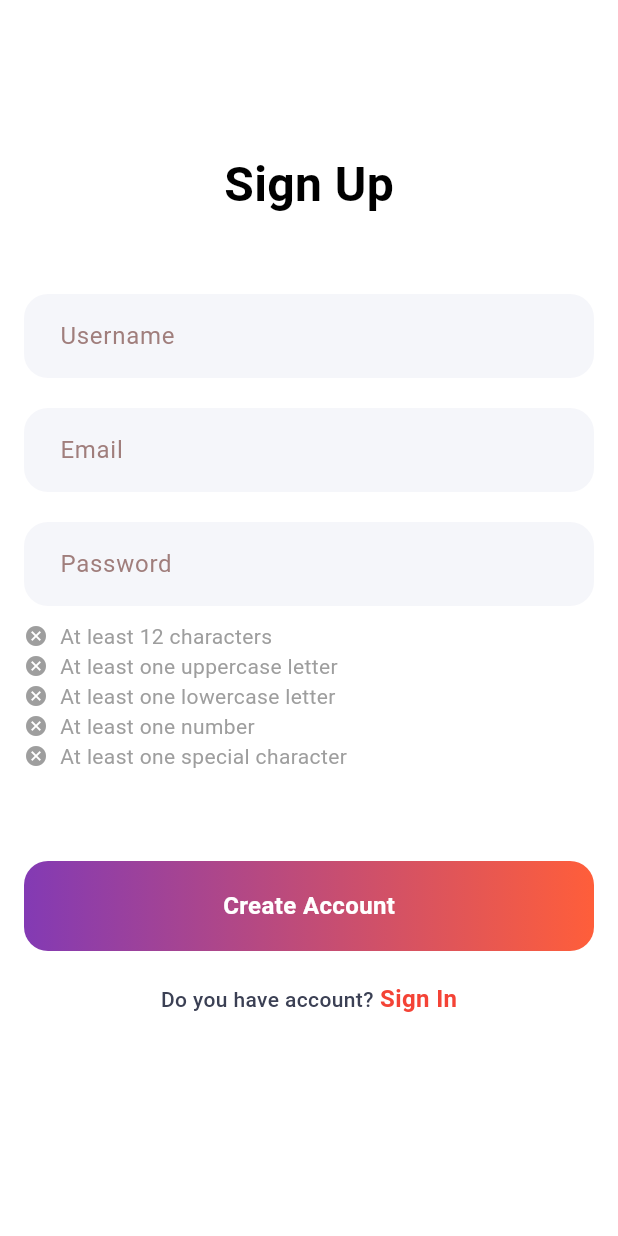
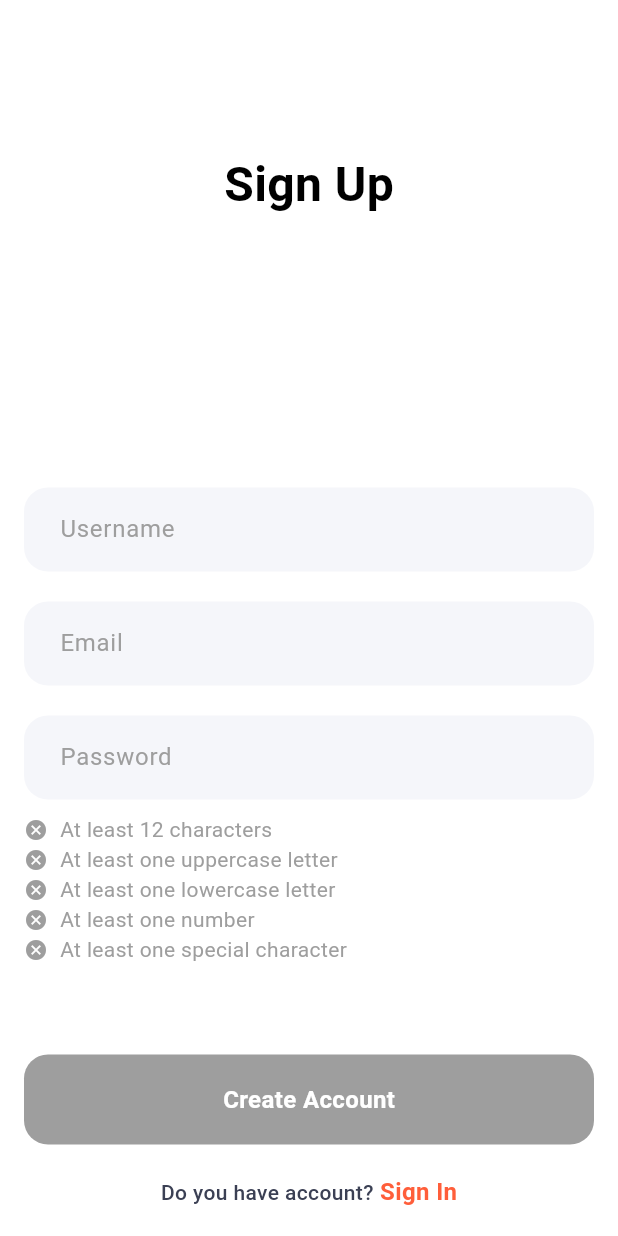
Before and after one commit to GMSDaniil/TURunner.Unimap_Frontend, a Flutter app: the screen it shows after launch, after a tap on "Create Account", on a phone screen of 412 x 824 dp. Run offline on Flutter 3.47's test engine with Material 3 defaults, Android fonts, the phone set to English and light mode, and no system bars; our stand-ins replace dartz, dio, flutter_bloc, get_it, logger, shared_preferences; network calls fail.

Commit message:
Moved gradient to app_theme. Changed logic of enabling, disabling button. On some places changed from defining constant colors to deriving them from app_theme

```diff
--- a/lib/common/widgets/button/basic_app_button.dart
+++ b/lib/common/widgets/button/basic_app_button.dart
@@ -1,4 +1,5 @@
 import 'package:auth_app/common/bloc/button/button_state_cubit.dart';
+import 'package:auth_app/core/configs/theme/app_theme.dart';
 import 'package:flutter/material.dart';
 import 'package:flutter_bloc/flutter_bloc.dart';
 
@@ -52,18 +53,8 @@ class BasicAppButton extends StatelessWidget {
         width: width ?? MediaQuery.of(context).size.width,
         height: height ?? 60,
         decoration: BoxDecoration(
-          gradient:
-              isEnabled
-                  ? const LinearGradient(
-                    colors: [Color(0xFF833AB4), Color(0xFFFF5E3A)],
-                    begin: Alignment.centerLeft,
-                    end: Alignment.centerRight,
-                  )
-                  : const LinearGradient(
-                    colors: [Color(0xFF833AB4), Color(0xFFFF5E3A)],
-                    begin: Alignment.centerLeft,
-                    end: Alignment.centerRight,
-                  ),
+          gradient: isEnabled ? Theme.of(context).primaryGradient : null,
+          color: isEnabled ? null : Colors.grey,
           borderRadius: BorderRadius.circular(16),
           boxShadow: [
             if (isEnabled)
--- a/lib/core/configs/theme/app_theme.dart
+++ b/lib/core/configs/theme/app_theme.dart
@@ -1,6 +1,11 @@
 import 'package:flutter/material.dart';
 
 class AppTheme {
+  static const LinearGradient primaryGradient = LinearGradient(
+    colors: [Color(0xFF833AB4), Color(0xFFFF5E3A)],
+    begin: Alignment.centerLeft,
+    end: Alignment.centerRight,
+  );
 
   static final appTheme = ThemeData(
     primaryColor: const Color(0xff3461FD),
@@ -13,8 +18,10 @@ class AppTheme {
     inputDecorationTheme: InputDecorationTheme(
         filled: true,
         fillColor: const Color(0xffF5F9FE),
+
         hintStyle: const TextStyle(
-          color: Color.fromARGB(255, 160, 126, 124), //Color(0xff7C8BA0)
+          // color: Color.fromARGB(255, 160, 126, 124), //Color(0xff7C8BA0)
+          color: Colors.grey,
           fontWeight: FontWeight.w400,
         ),
         contentPadding: const EdgeInsets.all(16),
@@ -36,6 +43,20 @@ class AppTheme {
           borderRadius: BorderRadius.circular(16)
         )
       )
-    )
+    ),
+    colorScheme: ColorScheme.fromSwatch(
+      brightness: Brightness.light,
+    ).copyWith(
+      primary: const Color(0xFF833AB4),
+      secondary: Color(0xFFFF5E3A),
+      surface: const Color(0xff1E1E2C),
+      onPrimary: Colors.white,
+      onSecondary: Colors.white,
+      onSurface: Colors.white,
+    ),
   );
 }
+
+extension CustomTheme on ThemeData {
+  LinearGradient get primaryGradient => AppTheme.primaryGradient;
+}
--- a/lib/presentation/auth/pages/signup.dart
+++ b/lib/presentation/auth/pages/signup.dart
@@ -75,12 +75,15 @@ class SignupPage extends StatelessWidget {
             },
             child: SafeArea(
               minimum: const EdgeInsets.only(top: 100, right: 16, left: 16),
-              child: SingleChildScrollView(
+              child: SafeArea(
+
+
                   child: Column(
                     mainAxisAlignment: MainAxisAlignment.start,
                     crossAxisAlignment: CrossAxisAlignment.center,
                     children: [
                       _signup(),
+                      const Spacer(),
                       const SizedBox(height: 50),
                       _userNameField(),
                       const SizedBox(height: 20),
@@ -91,6 +94,7 @@ class SignupPage extends StatelessWidget {
                       _createAccountButton(context),
                       const SizedBox(height: 20),
                       _signinText(context),
+                      const SizedBox(height: 18),
                     ],
                   ),
               ),
@@ -127,6 +131,10 @@ class SignupPage extends StatelessWidget {
           borderRadius: BorderRadius.circular(16),
           borderSide: BorderSide.none,
         ),
+
+      ),
+      style: const TextStyle(
+        color: Colors.black,
       ),
     );
   }
@@ -150,6 +158,9 @@ class SignupPage extends StatelessWidget {
               borderRadius: BorderRadius.circular(16),
               borderSide: BorderSide.none,
             ),
+          ),
+          style: const TextStyle(
+            color: Colors.black,
           ),
           onChanged: (value) {
             if (!_emailRegex.hasMatch(value)) {
@@ -194,6 +205,9 @@ class SignupPage extends StatelessWidget {
                   borderRadius: BorderRadius.circular(16),
                   borderSide: BorderSide.none,
                 ),
+              ),
+              style: const TextStyle(
+                color: Colors.black,
               ),
               onChanged: (value) {
                 _hasUppercase.value =
@@ -272,7 +286,7 @@ class SignupPage extends StatelessWidget {
           TextSpan(
             text: ' Sign In',
             style: TextStyle(
-              color: Colors.red[500],
+              color: Theme.of(context).colorScheme.secondary,
               fontWeight: FontWeight.bold,
               fontSize: 16,
             ),
@@ -318,7 +332,7 @@ class SignupPage extends StatelessWidget {
           children: [
             Icon(
               isValid ? Icons.check_circle : Icons.cancel,
-              color: isValid ? Colors.green : Colors.grey,
+              color: isValid ? Theme.of(context).colorScheme.secondary : Colors.grey,
               size: 16,
             ),
             const SizedBox(width: 8),
--- a/lib/presentation/home/pages/home.dart
+++ b/lib/presentation/home/pages/home.dart
@@ -2,7 +2,6 @@ import 'package:auth_app/common/bloc/button/button_state_cubit.dart';
 import 'package:auth_app/common/widgets/button/basic_app_button.dart';
 import 'package:auth_app/domain/entities/user.dart';
 import 'package:auth_app/domain/usecases/logout.dart';
-import 'package:auth_app/presentation/auth/pages/signup.dart';
 import 'package:auth_app/presentation/home/bloc/user_display_cubit.dart';
 import 'package:auth_app/presentation/home/bloc/user_display_state.dart';
 import 'package:auth_app/presentation/home/pages/welcome.dart';
--- a/lib/presentation/home/pages/welcome.dart
+++ b/lib/presentation/home/pages/welcome.dart
@@ -30,10 +30,12 @@ class WelcomePage extends StatelessWidget {
             const SizedBox(height: 100),
             BlocProvider(
               create: (_) => ButtonStateCubit(),
+              child: Expanded(
                 child: Padding(
                   padding: const EdgeInsets.symmetric(horizontal: 32.0),
                   child: Column(
                     children: [
+                      const Spacer(),
                       BasicAppButton(
                         title: 'Create Account',
                         onPressed: () {
@@ -53,7 +55,9 @@ class WelcomePage extends StatelessWidget {
 
                         isEnabled: true,
                       ),
+                      const SizedBox(height: 18),
                     ],
+                  ),
                 ),
               ),
             ),
```
Also changed, not shown: lib/core/configs/theme/app_gradients.dart (deleted, +0 -9 lines), lib/presentation/auth/pages/signin.dart (+9 -1 lines). Lines whose indentation alone changed are shown as unchanged.
